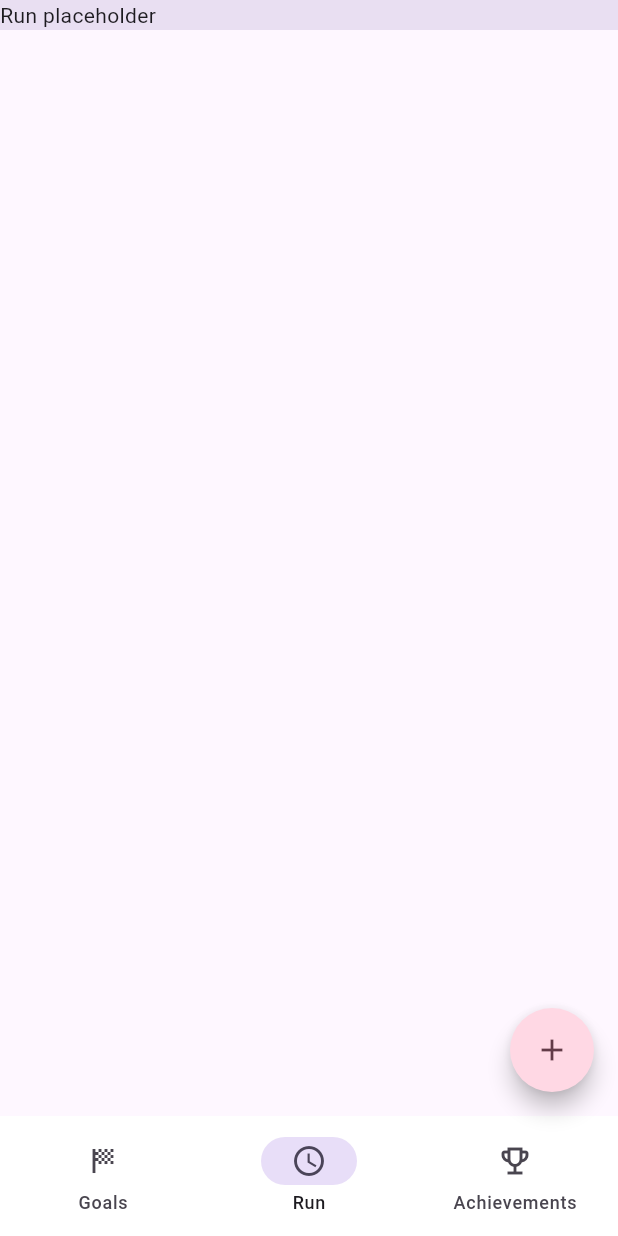
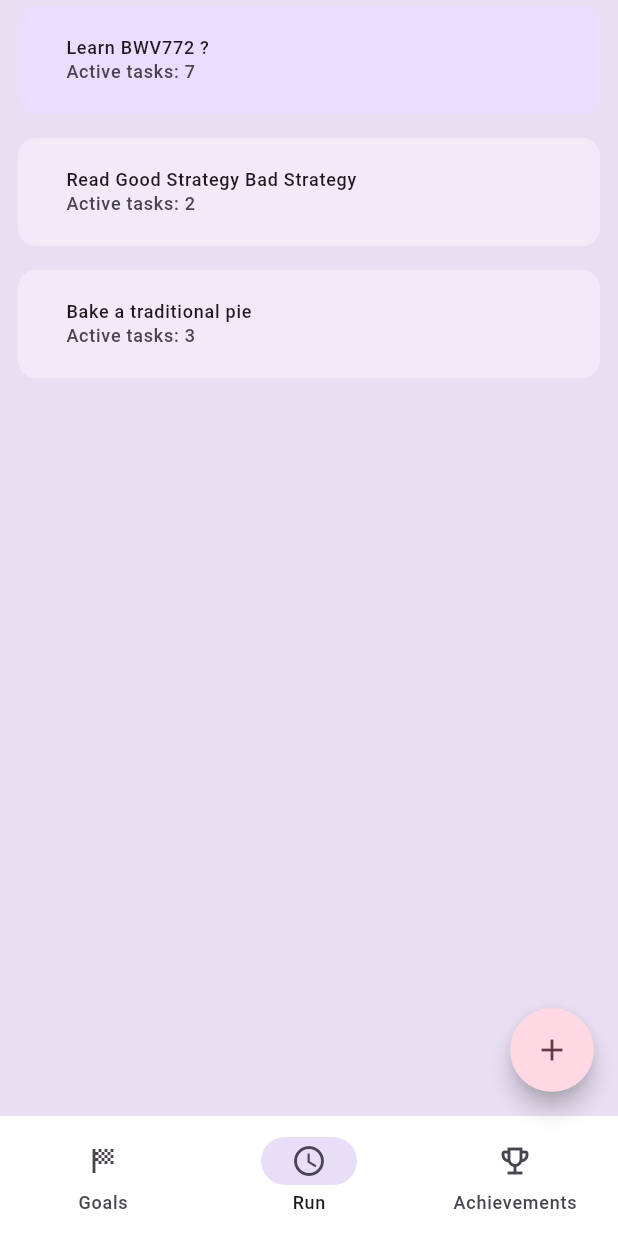
Before and after one commit to risteli/FinalProject, a Flutter app: the screen it shows after launch, item 2 of the bottom bar chosen, on a phone screen of 412 x 824 dp. Run offline on Flutter 3.47's test engine with Material 3 defaults, Android fonts, the phone set to English and light mode, and no system bars; our stand-ins replace sqflite; accounts and stored records are empty.

Commit message:
- goals & tasks runner lists

```diff
--- a/lib/app.dart
+++ b/lib/app.dart
@@ -2,6 +2,7 @@ import 'dart:developer';
 
 import 'package:final_project/panels/goals/panel.dart';
 import 'package:final_project/panels/goals/loader.dart';
+import 'package:final_project/panels/goals/runner.dart';
 import 'package:flutter/material.dart';
 
 import 'destinations.dart';
@@ -22,7 +23,9 @@ class _AppState extends State<App> {
   late final _colorScheme = Theme.of(context).colorScheme;
   late final _backgroundColor = Color.alphaBlend(
       _colorScheme.primary.withOpacity(0.14), _colorScheme.surface);
+
   final goalsNavigatorStateKey = GlobalKey<NavigatorState>();
+  final runnerNavigatorStateKey = GlobalKey<NavigatorState>();
 
   late final List<Destination> destinations = <Destination>[
     Destination(
@@ -34,10 +37,14 @@ class _AppState extends State<App> {
         ),
       ),
     ),
-    const Destination(
+    Destination(
       icon: Icons.schedule_outlined,
       label: 'Run',
-      widget: Text('Run placeholder'),
+      widget: GoalsAsyncLoader(
+        child: RunnerPanel(
+          navigationStateKey: runnerNavigatorStateKey,
+        ),
+      ),
     ),
     const Destination(
       icon: Icons.emoji_events_outlined,
--- /dev/null
+++ b/lib/panels/goals/runner.dart
@@ -0,0 +1,96 @@
+import 'dart:developer';
+
+import 'package:final_project/panels/goals/runner_goals.dart';
+import 'package:final_project/panels/goals/runner_tasks.dart';
+import 'package:flutter/material.dart';
+import 'package:flutter/widgets.dart';
+import 'package:provider/provider.dart';
+
+import '../../models/models.dart';
+import '../../models/roots.dart';
+import '../../widgets/app_panels.dart';
+
+class RunnerPanel extends StatelessWidget {
+  const RunnerPanel({
+    super.key,
+    required this.navigationStateKey,
+  });
+
+  final GlobalKey<NavigatorState> navigationStateKey;
+
+  @override
+  Widget build(BuildContext context) {
+    final goalsModel = Provider.of<GoalsModel>(context);
+
+    log('navigation key ${navigationStateKey}');
+    return Navigator(
+      key: navigationStateKey,
+      onGenerateRoute: (RouteSettings settings) {
+        log('route changed ${settings.name}');
+
+        final page = switch (settings.name) {
+          '/' => _RunnableGoals(),
+          _ => throw StateError('Invalid route: ${settings.name}'),
+        };
+
+        return MaterialPageRoute(
+          builder: (_) => page,
+          settings: settings,
+        );
+      },
+    );
+  }
+}
+
+class _RunnableGoals extends StatefulWidget {
+  const _RunnableGoals({
+    super.key,
+  });
+
+  @override
+  State<_RunnableGoals> createState() => _RunnableGoalsState();
+}
+
+class _RunnableGoalsState extends State<_RunnableGoals> {
+  int selectedIndex = 0;
+
+  @override
+  Widget build(BuildContext context) {
+    log('building RunnableGoalsState');
+
+    return Consumer<GoalsModel>(
+      builder: (context, goalsModel, _) => AppPanels(
+        singleLayout: GoalsRunnerGoals(
+          goalsModel: goalsModel,
+          selectedIndex: selectedIndex,
+          onSelected: (context, newSelectedIndex) {
+            setState(() {
+              selectedIndex = newSelectedIndex;
+              log('selected $selectedIndex');
+            });
+            Navigator.push(
+              context,
+              MaterialPageRoute(
+                builder: (_) =>
+                    GoalsRunnerTasks(goal: goalsModel.items[selectedIndex!]),
+              ),
+            );
+          },
+        ),
+        doubleLayoutLeft: GoalsRunnerGoals(
+          goalsModel: goalsModel,
+          selectedIndex: selectedIndex,
+          onSelected: (context, newSelectedIndex) {
+            setState(() {
+              selectedIndex = newSelectedIndex;
+              log('selected $selectedIndex');
+            });
+          },
+        ),
+        doubleLayoutRight: GoalsRunnerTasks(
+          goal: goalsModel.items[selectedIndex!],
+        ),
+      ),
+    );
+  }
+}
--- /dev/null
+++ b/lib/panels/goals/runner_goals.dart
@@ -0,0 +1,92 @@
+import 'dart:developer';
+
+import 'package:final_project/panels/goals/runner_goals_tile.dart';
+import 'package:flutter/material.dart';
+import 'package:flutter/widgets.dart';
+import 'package:provider/provider.dart';
+
+import '../../models/models.dart';
+import '../../models/roots.dart';
+import '../../repository/goals.dart';
+import '../../widgets/app_panels.dart';
+
+class GoalsRunnerGoals extends StatefulWidget {
+  const GoalsRunnerGoals({
+    super.key,
+    required this.goalsModel,
+    required this.selectedIndex,
+    required this.onSelected,
+  });
+
+  final GoalsModel goalsModel;
+  final int selectedIndex;
+  final Function(BuildContext context, int) onSelected;
+
+  @override
+  State<GoalsRunnerGoals> createState() => _GoalsRunnerGoalsState();
+}
+
+class _GoalsRunnerGoalsState extends State<GoalsRunnerGoals> {
+  final goalsRepo = GoalsRepo();
+
+  @override
+  Widget build(BuildContext context) {
+    log('building _GoalBrowserViewState ${widget.selectedIndex}');
+
+    return Padding(
+      padding: const EdgeInsets.symmetric(horizontal: 8.0),
+      child: ListView(
+        children: [
+          GoalsRunnerGoalsList(
+            goalsModel: widget.goalsModel,
+            onSelected: widget.onSelected,
+            selectedIndex: widget.selectedIndex,
+          ),
+        ],
+      ),
+    );
+  }
+}
+
+
+class GoalsRunnerGoalsList extends StatefulWidget {
+  const GoalsRunnerGoalsList({
+    super.key,
+    required this.goalsModel,
+    required this.onSelected,
+    this.selectedIndex,
+  });
+
+  final GoalsModel goalsModel;
+  final Function(BuildContext context, int) onSelected;
+  final int? selectedIndex;
+
+  @override
+  State<GoalsRunnerGoalsList> createState() => _GoalsRunnerGoalsListState();
+}
+
+class _GoalsRunnerGoalsListState extends State<GoalsRunnerGoalsList> {
+  @override
+  Widget build(BuildContext context) {
+    log('building GoalsRunnerGoalsList ${widget.goalsModel.items} ${widget.selectedIndex}');
+
+    return ListView(
+      shrinkWrap: true,
+      children: List.generate(
+        widget.goalsModel.items.length,
+            (index) {
+          var goal = widget.goalsModel.items[index];
+          return Padding(
+            key: Key('goal-${index}'),
+            padding: const EdgeInsets.only(bottom: 8.0),
+            child: GoalsRunnerGoalTile(
+              goal: goal,
+              onSelected: () => widget.onSelected(context, index),
+              isSelected: widget.selectedIndex == index,
+            ),
+          );
+        },
+      ),
+    );
+  }
+}
--- /dev/null
+++ b/lib/panels/goals/runner_goals_tile.dart
@@ -0,0 +1,139 @@
+import 'dart:developer';
+
+import 'package:flutter/cupertino.dart';
+import 'package:flutter/material.dart';
+import '../../models/models.dart';
+
+class GoalsRunnerGoalTile extends StatefulWidget {
+  const GoalsRunnerGoalTile({
+    super.key,
+    required this.goal,
+    required this.isSelected,
+    required this.onSelected,
+  });
+
+  final bool isSelected;
+  final void Function() onSelected;
+  final Goal goal;
+
+  @override
+  State<GoalsRunnerGoalTile> createState() => _GoalsRunnerGoalTileState();
+}
+
+class _GoalsRunnerGoalTileState extends State<GoalsRunnerGoalTile> {
+  late final ColorScheme _colorScheme = Theme.of(context).colorScheme;
+  late Color unselectedColor = Color.alphaBlend(
+    _colorScheme.primary.withOpacity(0.08),
+    _colorScheme.surface,
+  );
+
+  Color get _surfaceColor => switch (widget) {
+        GoalsRunnerGoalTile(isSelected: true) => _colorScheme.primaryContainer,
+        _ => unselectedColor,
+      };
+
+  @override
+  Widget build(BuildContext context) {
+    return GestureDetector(
+      onTap: () {
+          log('tap ${widget.goal}');
+          widget.onSelected();
+      },
+      child: Card(
+        elevation: 0,
+        color: _surfaceColor,
+        clipBehavior: Clip.hardEdge,
+        child: Column(
+          crossAxisAlignment: CrossAxisAlignment.start,
+          mainAxisSize: MainAxisSize.min,
+          children: [
+            _TileContent(
+              goal: widget.goal,
+            ),
+          ],
+        ),
+      ),
+    );
+  }
+}
+
+class _TileContent extends StatefulWidget {
+  const _TileContent({
+    super.key,
+    required this.goal,
+    this.isSelected = false,
+  });
+
+  final Goal goal;
+  final bool isSelected;
+
+  @override
+  State<_TileContent> createState() => _TileContentState();
+}
+
+class _TileContentState extends State<_TileContent> {
+  late final ColorScheme _colorScheme = Theme.of(context).colorScheme;
+  late final TextTheme _textTheme = Theme.of(context).textTheme;
+
+  Widget get contentSpacer => SizedBox(height: 2);
+
+  String get activeTasksCounterLabel {
+    return 'Active tasks: ${widget.goal.tasks.length}';
+  }
+
+  TextStyle? get contentTextStyle => switch (widget) {
+    _TileContent(isSelected: true) => _textTheme.bodyMedium
+            ?.copyWith(color: _colorScheme.onPrimaryContainer),
+        _ =>
+          _textTheme.bodyMedium?.copyWith(color: _colorScheme.onSurfaceVariant),
+      };
+
+  @override
+  Widget build(BuildContext context) {
+    return Padding(
+      padding: const EdgeInsets.all(20),
+      child: Column(
+        crossAxisAlignment: CrossAxisAlignment.start,
+        children: [
+          LayoutBuilder(builder: (context, constraints) {
+            return Row(
+              crossAxisAlignment: CrossAxisAlignment.center,
+              children: [
+                if (constraints.maxWidth - 200 > 0) ...[
+                  const Padding(padding: EdgeInsets.symmetric(horizontal: 6.0)),
+                ],
+                Expanded(
+                  child: Column(
+                    crossAxisAlignment: CrossAxisAlignment.start,
+                    children: [
+                      Text(
+                        widget.goal.name ?? "",
+                        overflow: TextOverflow.fade,
+                        maxLines: 1,
+                        style: widget.isSelected
+                            ? _textTheme.labelMedium?.copyWith(
+                                color: _colorScheme.onSecondaryContainer)
+                            : _textTheme.labelMedium
+                                ?.copyWith(color: _colorScheme.onSurface),
+                      ),
+                      Text(
+                        activeTasksCounterLabel,
+                        overflow: TextOverflow.fade,
+                        maxLines: 1,
+                        style: widget.isSelected
+                            ? _textTheme.labelMedium?.copyWith(
+                                color: _colorScheme.onSecondaryContainer)
+                            : _textTheme.labelMedium?.copyWith(
+                                color: _colorScheme.onSurfaceVariant),
+                      ),
+                    ],
+                  ),
+                ),
+              ],
+            );
+          }),
+        ],
+      ),
+    );
+  }
+}
```
Also changed, not shown: lib/panels/goals/runner_tasks.dart (added, +92 -0 lines), lib/panels/goals/runner_tasks_tile.dart (added, +136 -0 lines).
